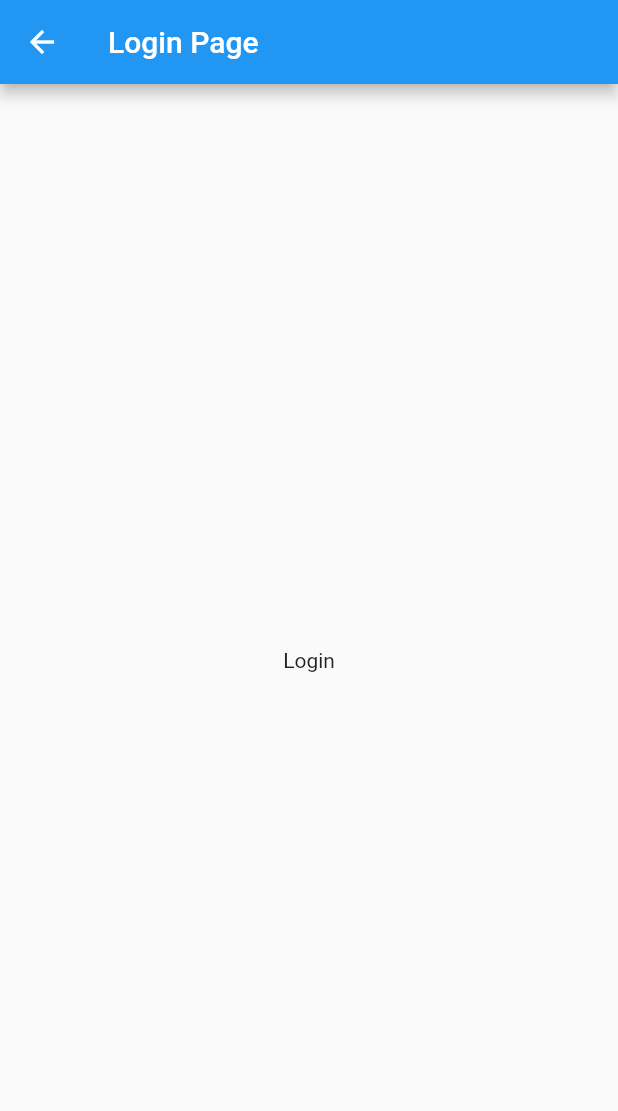
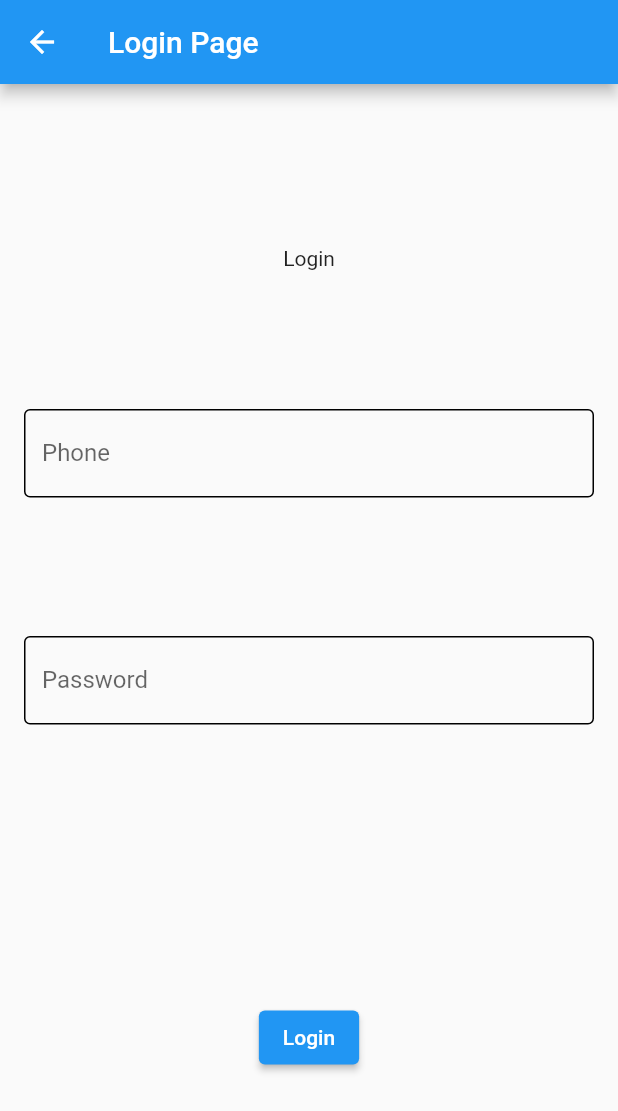
Before and after one commit to Jamshid1901/foode_app, a Flutter app: the LoginPage screen opened directly, on a phone screen of 412 x 824 dp. Shown: the top 1111 px of the screen. Run offline on Flutter 3.47's test engine with Material 2 defaults, Android fonts, the phone set to English and light mode, and no system bars; our stand-ins replace cloud_firestore, firebase_auth, firebase_core, firebase_storage, shared_preferences, sms_autofill; accounts and stored records are empty.

Commit message:
- set up auth

```diff
--- a/lib/controller/local_sotre/local_store.dart
+++ b/lib/controller/local_sotre/local_store.dart
@@ -12,4 +12,9 @@ abstract class LocalStore {
     SharedPreferences sharedPreferences = await SharedPreferences.getInstance();
     return sharedPreferences.getString("docId");
   }
+
+  static storeClear() async {
+    SharedPreferences sharedPreferences = await SharedPreferences.getInstance();
+    sharedPreferences.clear();
+  }
 }
--- a/lib/controller/user_controller.dart
+++ b/lib/controller/user_controller.dart
@@ -18,4 +18,9 @@ class UserController extends ChangeNotifier {
     isLoading = false;
     notifyListeners();
   }
+
+  logOut(VoidCallback onSuccess) async {
+    await LocalStore.storeClear();
+    onSuccess();
+  }
 }
--- a/lib/view/pages/auth/login_page.dart
+++ b/lib/view/pages/auth/login_page.dart
@@ -1,4 +1,9 @@
 import 'package:flutter/material.dart';
+import 'package:foode_app/controller/auth_controller.dart';
+import 'package:foode_app/controller/user_controller.dart';
+import 'package:foode_app/view/component/custom_text_from.dart';
+import 'package:foode_app/view/pages/home/home_page.dart';
+import 'package:provider/provider.dart';
 
 class LoginPage extends StatefulWidget {
   const LoginPage({Key? key}) : super(key: key);
@@ -8,14 +13,61 @@ class LoginPage extends StatefulWidget {
 }
 
 class _LoginPageState extends State<LoginPage> {
+  late TextEditingController phoneController;
+  late TextEditingController passwordController;
+
+  @override
+  void initState() {
+    phoneController = TextEditingController();
+    passwordController = TextEditingController();
+    super.initState();
+  }
+
+  @override
+  void dispose() {
+    phoneController.dispose();
+    passwordController.dispose();
+    super.dispose();
+  }
+
   @override
   Widget build(BuildContext context) {
     return Scaffold(
       appBar: AppBar(
         title: Text("Login Page"),
       ),
-      body: Center(
-        child: Text("Login"),
+      body: Padding(
+        padding: const EdgeInsets.all(16.0),
+        child: Column(
+          mainAxisAlignment: MainAxisAlignment.spaceEvenly,
+          children: [
+            Center(
+              child: Text("Login"),
+            ),
+            CustomTextFrom(controller: phoneController, label: "Phone"),
+            CustomTextFrom(controller: passwordController, label: "Password"),
+            context.watch<AuthController>().errorText != null
+                ? Text(context.watch<AuthController>().errorText ?? "")
+                : const SizedBox.shrink(),
+            ElevatedButton(
+                onPressed: () {
+                  context
+                      .read<AuthController>()
+                      .login(phoneController.text, passwordController.text, () {
+                    Navigator.pushAndRemoveUntil(
+                        context,
+                        MaterialPageRoute(builder: (_) => HomePage()),
+                        (route) => false);
+                  });
+                },
+                child: context.watch<AuthController>().isLoading ? const Padding(
+                  padding: EdgeInsets.all(2.0),
+                  child: CircularProgressIndicator(
+                    color: Colors.white,
+                  ),
+                ) : const Text("Login"))
+          ],
+        ),
       ),
     );
   }
```
Also changed, not shown: lib/controller/auth_controller.dart (+55 -0 lines), lib/view/pages/auth/sign_up.dart (+11 -1 lines), lib/view/pages/home/home_page.dart (+11 -0 lines).
